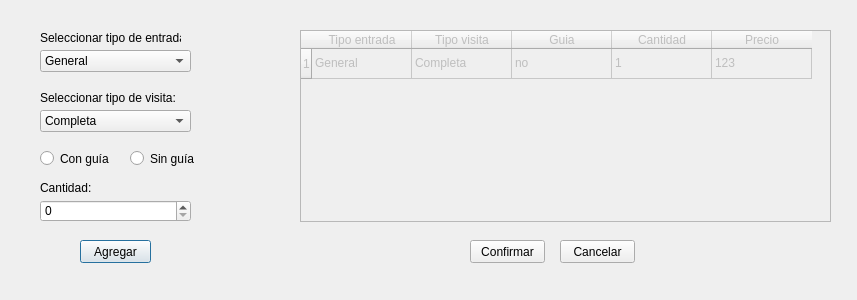
Before: the Qt Designer form Interfaz/Interfaz3.ui in Proyecto-PAV/ProyectoDSI, drawn with Qt 5.
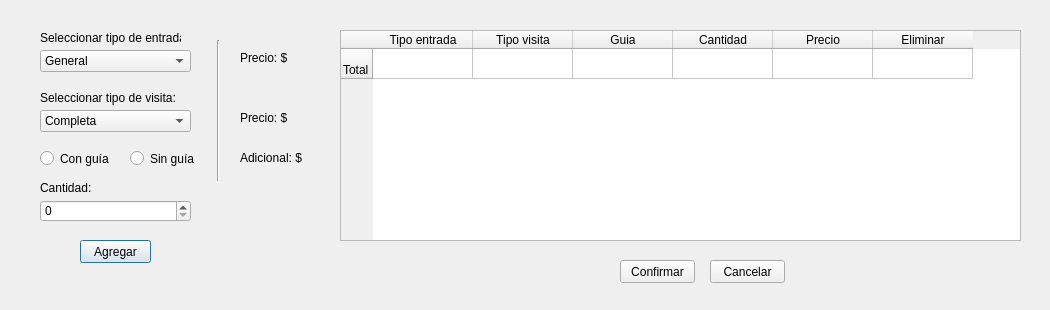
After: the same form once the commit is applied.

Commit message: correccion tipo_visita y tipo_entrada

What changed in the file:
```diff
--- a/Interfaz/Interfaz3.ui
+++ b/Interfaz/Interfaz3.ui
@@ -1,15 +1,30 @@
 <?xml version="1.0" encoding="UTF-8"?>
 <ui version="4.0">
- <class>Dialog</class>
- <widget class="QDialog" name="Dialog">
+ <class>RegistrarVentaDeEntradas</class>
+ <widget class="QDialog" name="RegistrarVentaDeEntradas">
+  <property name="enabled">
+   <bool>true</bool>
+  </property>
   <property name="geometry">
    <rect>
     <x>0</x>
     <y>0</y>
-    <width>857</width>
-    <height>300</height>
+    <width>1050</width>
+    <height>310</height>
    </rect>
   </property>
+  <property name="minimumSize">
+   <size>
+    <width>1050</width>
+    <height>310</height>
+   </size>
+  </property>
+  <property name="maximumSize">
+   <size>
+    <width>1050</width>
+    <height>310</height>
+   </size>
+  </property>
   <property name="windowTitle">
    <string>Dialog</string>
   </property>
@@ -122,19 +137,22 @@
   </widget>
   <widget class="QTableWidget" name="tableWidget">
    <property name="enabled">
-    <bool>false</bool>
+    <bool>true</bool>
    </property>
    <property name="geometry">
     <rect>
-     <x>300</x>
+     <x>340</x>
      <y>30</y>
-     <width>531</width>
-     <height>192</height>
+     <width>681</width>
+     <height>211</height>
     </rect>
    </property>
    <row>
     <property name="text">
-     <string>1</string>
+     <string>Total</string>
+    </property>
+    <property name="textAlignment">
+     <set>AlignLeading|AlignBottom</set>
     </property>
    </row>
    <column>
@@ -162,31 +180,11 @@
      <string>Precio</string>
     </property>
    </column>
-   <item row="0" column="0">
+   <column>
     <property name="text">
-     <string>General</string>
+     <string>Eliminar</string>
     </property>
-   </item>
-   <item row="0" column="1">
-    <property name="text">
-     <string>Completa</string>
-    </property>
-   </item>
-   <item row="0" column="2">
-    <property name="text">
-     <string>no</string>
-    </property>
-   </item>
-   <item row="0" column="3">
-    <property name="text">
-     <string>1</string>
-    </property>
-   </item>
-   <item row="0" column="4">
-    <property name="text">
-     <string>123</string>
-    </property>
-   </item>
+   </column>
   </widget>
   <widget class="QSpinBox" name="spinBox">
    <property name="geometry">
@@ -230,8 +228,8 @@
   <widget class="QPushButton" name="pushButton_2">
    <property name="geometry">
     <rect>
-     <x>470</x>
-     <y>240</y>
+     <x>620</x>
+     <y>260</y>
      <width>75</width>
      <height>23</height>
     </rect>
@@ -243,8 +241,8 @@
   <widget class="QPushButton" name="pushButton_3">
    <property name="geometry">
     <rect>
-     <x>560</x>
-     <y>240</y>
+     <x>710</x>
+     <y>260</y>
      <width>75</width>
      <height>23</height>
     </rect>
@@ -253,6 +251,58 @@
     <string>Cancelar</string>
    </property>
   </widget>
+  <widget class="QLabel" name="lbl_precio_tipo_entrada">
+   <property name="geometry">
+    <rect>
+     <x>240</x>
+     <y>50</y>
+     <width>91</width>
+     <height>16</height>
+    </rect>
+   </property>
+   <property name="text">
+    <string>Precio: $</string>
+   </property>
+  </widget>
+  <widget class="QLabel" name="lbl_precio_tipo_visita">
+   <property name="geometry">
+    <rect>
+     <x>240</x>
+     <y>110</y>
+     <width>91</width>
+     <height>16</height>
+    </rect>
+   </property>
+   <property name="text">
+    <string>Precio: $</string>
+   </property>
+  </widget>
+  <widget class="QLabel" name="lbl_adicional_guia">
+   <property name="geometry">
+    <rect>
+     <x>240</x>
+     <y>150</y>
+     <width>91</width>
+     <height>16</height>
+    </rect>
+   </property>
+   <property name="text">
+    <string>Adicional: $</string>
+   </property>
+  </widget>
+  <widget class="Line" name="line">
+   <property name="geometry">
+    <rect>
+     <x>210</x>
+     <y>40</y>
+     <width>16</width>
+     <height>141</height>
+    </rect>
+   </property>
+   <property name="orientation">
+    <enum>Qt::Vertical</enum>
+   </property>
+  </widget>
  </widget>
  <resources/>
  <connections>
```
Left out of the diff: 34 changed lines with no effect on the pictures. The commit also changes 5 other files.
